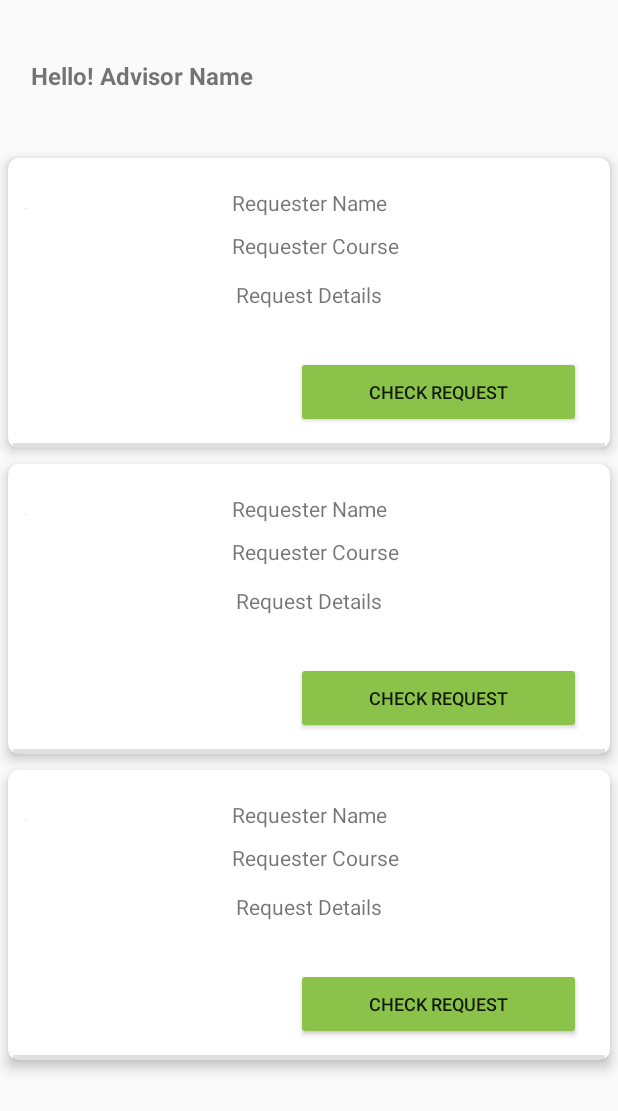
After one commit to NIRAV-13/All-Access, an Android app: the layout fragment_advisor_home.xml on its own in the app's theme, with its tools: preview values and no code run, on a phone screen of 412 x 824 dp. The commit adds this screen. Shown: the top 1111 px of the screen. Run offline under Robolectric (Android 15) with nearby library versions, the phone set to English and light mode, and no system bars.

Commit message:
Advisor Home Page template complete. Pending connection to FireStore for data and handle button click

```diff
--- a/app/src/main/java/com/mobile/macs_13/StudentHomeAdapter.kt
+++ b/app/src/main/java/com/mobile/macs_13/StudentHomeAdapter.kt
@@ -12,7 +12,6 @@ class StudentHomeAdapter(private val notifList: ArrayList<StudentNotificationDat
     RecyclerView.Adapter<StudentHomeAdapter.NotifViewHolder>() {
 
     inner class NotifViewHolder(itemView: View) : RecyclerView.ViewHolder(itemView) {
-
 
         val notifTitle: TextView = itemView.findViewById(R.id.student_notif_title)
         val notifText: TextView = itemView.findViewById(R.id.student_notif_text)
--- /dev/null
+++ b/app/src/main/res/layout/advisor_home_cards.xml
@@ -0,0 +1,96 @@
+<?xml version="1.0" encoding="utf-8"?>
+<androidx.cardview.widget.CardView xmlns:android="http://schemas.android.com/apk/res/android"
+    xmlns:app="http://schemas.android.com/apk/res-auto"
+    xmlns:tools="http://schemas.android.com/tools"
+    android:id="@+id/advisor_home_card"
+    android:layout_width="match_parent"
+    android:layout_height="wrap_content"
+    android:layout_margin="5dp"
+    app:cardCornerRadius="7dp"
+    app:cardElevation="5dp"
+    app:cardBackgroundColor="@color/white">
+
+    <androidx.constraintlayout.widget.ConstraintLayout
+        android:id="@+id/relativeCardView2"
+        android:layout_width="match_parent"
+        android:layout_height="185dp"
+        android:layout_marginStart="3dp"
+        android:layout_marginTop="8dp"
+        android:layout_marginEnd="3dp">
+
+
+        <ImageView
+            android:id="@+id/requester_image"
+            android:layout_width="wrap_content"
+            android:layout_height="wrap_content"
+            android:layout_marginStart="8dp"
+            app:layout_constraintBottom_toBottomOf="parent"
+            app:layout_constraintStart_toStartOf="parent"
+            app:layout_constraintTop_toTopOf="parent"
+            app:layout_constraintVertical_bias="0.136"
+            tools:ignore="ImageContrastCheck"
+            tools:srcCompat="@tools:sample/avatars" />
+
+        <View
+            android:id="@+id/divider"
+            android:layout_width="match_parent"
+            android:layout_height="3dp"
+            android:layout_marginTop="8dp"
+            android:background="?android:attr/listDivider"
+            android:visibility="visible"
+            app:layout_constraintBottom_toBottomOf="parent"
+            app:layout_constraintEnd_toEndOf="parent"
+            app:layout_constraintHorizontal_bias="0.0"
+            app:layout_constraintStart_toStartOf="parent"
+            app:layout_constraintVertical_bias="0.972" />
+
+        <TextView
+            android:id="@+id/requester_name"
+            android:layout_width="wrap_content"
+            android:layout_height="wrap_content"
+            android:layout_marginTop="12dp"
+            android:text="@string/app_requester_name"
+            app:layout_constraintEnd_toEndOf="parent"
+            app:layout_constraintStart_toStartOf="parent"
+            app:layout_constraintTop_toTopOf="parent" />
+
+        <TextView
+            android:id="@+id/requester_course"
+            android:layout_width="wrap_content"
+            android:layout_height="wrap_content"
+            android:layout_marginTop="9dp"
+            android:layout_marginBottom="12dp"
+            android:text="@string/app_requester_course"
+            app:layout_constraintBottom_toTopOf="@+id/request_details"
+            app:layout_constraintEnd_toEndOf="parent"
+            app:layout_constraintHorizontal_bias="0.515"
+            app:layout_constraintStart_toStartOf="parent"
+            app:layout_constraintTop_toBottomOf="@+id/requester_name"
+            app:layout_constraintVertical_bias="1.0" />
+
+        <TextView
+            android:id="@+id/request_details"
+            android:layout_width="wrap_content"
+            android:layout_height="wrap_content"
+            android:layout_marginTop="13dp"
+            android:text="@string/app_request_details"
+            app:layout_constraintEnd_toEndOf="parent"
+            app:layout_constraintStart_toStartOf="parent"
+            app:layout_constraintTop_toBottomOf="@+id/requester_course" />
+
+        <Button
+            android:id="@+id/check_request"
+            android:layout_width="190dp"
+            android:layout_height="48dp"
+            android:backgroundTint="#8BC34A"
+            android:text="@string/app_request_open"
+            android:textSize="12sp"
+            app:layout_constraintBottom_toBottomOf="parent"
+            app:layout_constraintEnd_toEndOf="parent"
+            app:layout_constraintHorizontal_bias="0.921"
+            app:layout_constraintStart_toStartOf="parent"
+            app:layout_constraintTop_toTopOf="parent"
+            app:layout_constraintVertical_bias="0.905" />
+    </androidx.constraintlayout.widget.ConstraintLayout>
+
+</androidx.cardview.widget.CardView>
--- /dev/null
+++ b/app/src/main/res/layout/fragment_advisor_home.xml
@@ -0,0 +1,36 @@
+<?xml version="1.0" encoding="utf-8"?>
+<androidx.constraintlayout.widget.ConstraintLayout xmlns:android="http://schemas.android.com/apk/res/android"
+    xmlns:app="http://schemas.android.com/apk/res-auto"
+    xmlns:tools="http://schemas.android.com/tools"
+    android:id="@+id/frameLayout3"
+    android:layout_width="match_parent"
+    android:layout_height="match_parent"
+    tools:context=".AdvisorHomeFragment">
+
+
+    <TextView
+        android:id="@+id/advisor_name"
+        android:layout_width="wrap_content"
+        android:layout_height="wrap_content"
+        android:layout_marginStart="20dp"
+        android:layout_marginEnd="243dp"
+        android:layout_marginBottom="11dp"
+        android:text="@string/advisor_name_placeholder"
+        android:textSize="16sp"
+        android:textStyle="bold"
+        app:layout_constraintBottom_toTopOf="@+id/advisor_home_rv"
+        app:layout_constraintEnd_toEndOf="parent"
+        app:layout_constraintStart_toStartOf="parent"
+        app:layout_constraintTop_toTopOf="parent"
+        app:layout_constraintVertical_bias="0.592" />
+
+    <androidx.recyclerview.widget.RecyclerView
+        android:id="@+id/advisor_home_rv"
+        android:layout_width="match_parent"
+        android:layout_height="match_parent"
+        android:layout_marginTop="100dp"
+        app:layout_constraintEnd_toEndOf="parent"
+        app:layout_constraintStart_toStartOf="parent"
+        app:layout_constraintTop_toTopOf="parent"
+        tools:listitem="@layout/advisor_home_cards" />
+</androidx.constraintlayout.widget.ConstraintLayout>
--- a/app/src/main/res/layout/student_home_cards.xml
+++ b/app/src/main/res/layout/student_home_cards.xml
@@ -8,7 +8,7 @@
     android:layout_margin="5dp"
     app:cardCornerRadius="7dp"
     app:cardElevation="5dp"
-    app:cardBackgroundColor="@color/material_dynamic_tertiary95">
+    app:cardBackgroundColor="@color/white">
 
     <androidx.constraintlayout.widget.ConstraintLayout
         android:id="@+id/relativeCardView"
--- a/app/src/main/res/values/strings.xml
+++ b/app/src/main/res/values/strings.xml
@@ -18,4 +18,9 @@
     <string name="new_user">New User?</string>
     <string name="student_home_notif">Notification Here</string>
     <string name="student_name_placeholder">Hello! Student Name</string>
+    <string name="advisor_name_placeholder">Hello! Advisor Name</string>
+    <string name="app_requester_name">Requester Name</string>
+    <string name="app_requester_course">Requester Course</string>
+    <string name="app_request_details">Request Details</string>
+    <string name="app_request_open">Check Request</string>
 </resources>
```
Also changed, not shown: app/src/debug/res/drawable-anydpi/ic_avatar.xml (added, +15 -0 lines), app/src/main/AndroidManifest.xml (+20 -8 lines), app/src/main/java/com/mobile/macs_13/AdvisorActivity.kt (added, +11 -0 lines), app/src/main/java/com/mobile/macs_13/AdvisorHomeAdapter.kt (added, +47 -0 lines), app/src/main/java/com/mobile/macs_13/AdvisorHomeFragment.kt (added, +51 -0 lines), app/src/main/java/com/mobile/macs_13/AppointmentRequest.kt (added, +9 -0 lines), app/src/main/java/com/mobile/macs_13/RequestDetailsFragment.kt (added, +59 -0 lines), app/src/main/res/layout/activity_advisor.xml (added, +16 -0 lines), app/src/main/res/layout/fragment_request_details.xml (added, +14 -0 lines), app/src/main/res/navigation/advisor_nav_flow.xml (added, +22 -0 lines), app/src/debug/res/drawable-hdpi/ic_avatar.png (added), app/src/debug/res/drawable-mdpi/ic_avatar.png (added), app/src/debug/res/drawable-xhdpi/ic_avatar.png (added), app/src/debug/res/drawable-xxhdpi/ic_avatar.png (added).
